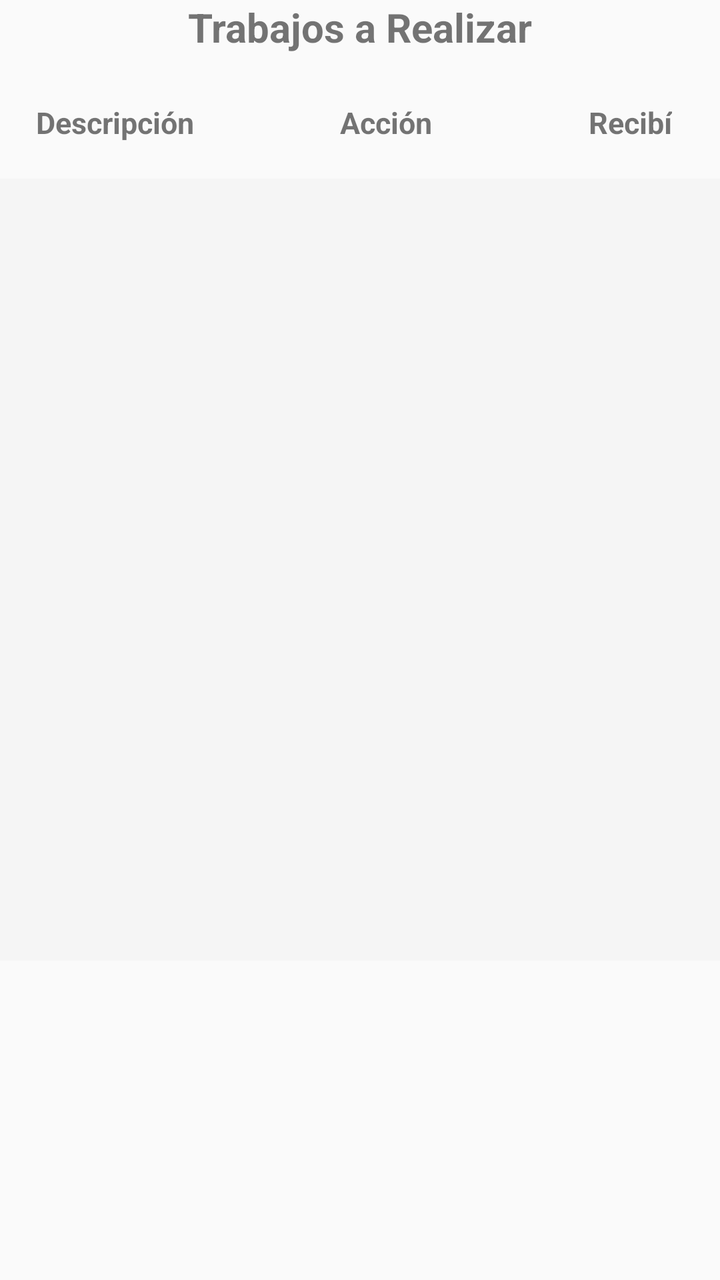
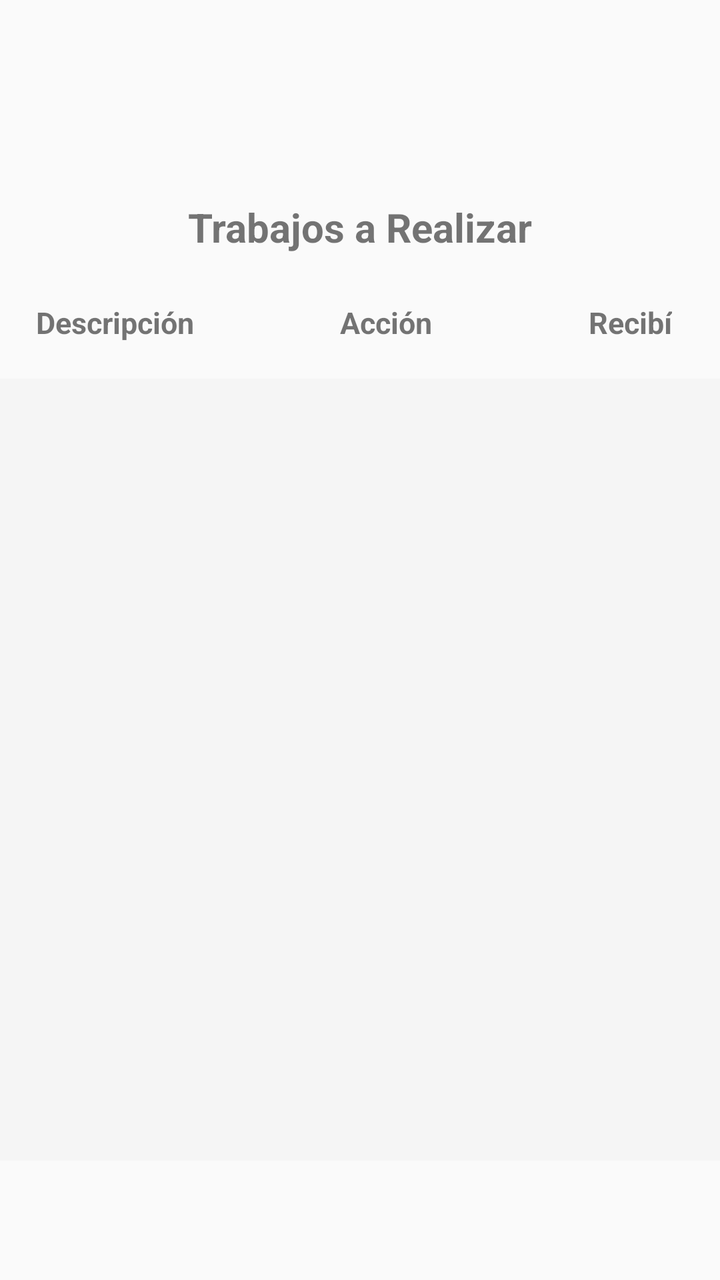

Two renders of the same Android screen: before a commit and after it. Below are the layout's source before the change and the commit's diff.
<!-- AndroidManifest.xml: application theme AppTheme -->
<!-- res/layout/activity_trabajos_ordenes.xml -->
<?xml version="1.0" encoding="utf-8"?>
<android.support.constraint.ConstraintLayout xmlns:android="http://schemas.android.com/apk/res/android"
    xmlns:app="http://schemas.android.com/apk/res-auto"
    android:layout_width="match_parent"
    android:layout_height="match_parent"
    xmlns:tools="http://schemas.android.com/tools"
    android:layout_alignParentTop="true"
    android:layout_marginTop="70dp"
    tools:context=".Fragments.TrabajosOrdenes">

    <android.support.constraint.ConstraintLayout
        android:layout_width="match_parent"
        android:layout_height="match_parent"
        app:layout_constraintTop_toTopOf="parent">

        <TextView
            android:id="@+id/textView78"
            android:layout_width="300dp"
            android:layout_height="wrap_content"
            android:text="@string/trabajosARealizar"
            android:textSize="20dp"
            android:textAlignment="center"
            android:textStyle="bold"
            app:layout_constraintEnd_toEndOf="parent"
            app:layout_constraintStart_toStartOf="parent"
            app:layout_constraintTop_toTopOf="parent" />

        <TextView
            android:id="@+id/textView43"
            android:layout_width="wrap_content"
            android:layout_height="wrap_content"
            android:layout_alignParentTop="true"
            android:layout_marginStart="8dp"
            android:layout_marginTop="24dp"
            android:paddingLeft="10dp"
            android:paddingRight="10dp"
            android:paddingBottom="10dp"
            android:text="@string/descripcion"
            android:textSize="15dp"
            android:textStyle="bold"
            app:layout_constraintStart_toStartOf="parent"
            app:layout_constraintTop_toBottomOf="@+id/textView78" />

        <TextView
            android:id="@+id/textView42"
            android:layout_width="wrap_content"
            android:layout_height="wrap_content"
            android:layout_alignParentStart="true"
            android:layout_alignParentTop="true"
            android:layout_marginStart="160dp"
            android:paddingLeft="10dp"
            android:paddingRight="10dp"
            android:paddingBottom="10dp"
            android:text="@string/accion"
            android:textSize="15dp"
            android:textStyle="bold"
            app:layout_constraintBottom_toBottomOf="@+id/textView43"
            app:layout_constraintStart_toStartOf="parent"
            app:layout_constraintTop_toTopOf="@+id/textView43" />

        <TextView
            android:layout_width="wrap_content"
            android:layout_height="wrap_content"
            android:layout_alignParentTop="true"
            android:layout_alignParentEnd="true"
            android:layout_marginStart="8dp"
            android:layout_marginEnd="24dp"
            android:text="@string/recibi"
            android:textSize="15dp"
            android:textStyle="bold"
            app:layout_constraintBottom_toBottomOf="@+id/textView42"
            app:layout_constraintEnd_toEndOf="parent"
            app:layout_constraintHorizontal_bias="1.0"
            app:layout_constraintStart_toEndOf="@+id/textView42"
            app:layout_constraintTop_toTopOf="@+id/textView42"
            app:layout_constraintVertical_bias="0.0" />

        <ListView
            android:id="@+id/listTrabajos"
            android:layout_width="match_parent"
            android:layout_height="391dp"
            android:layout_marginTop="8dp"
            android:background="#f5f5f5"
            android:dividerHeight="5dp"
            android:paddingLeft="8dp"
            android:paddingRight="8dp"
            app:layout_constraintTop_toBottomOf="@+id/textView42">

        </ListView>
    </android.support.constraint.ConstraintLayout>
</android.support.constraint.ConstraintLayout>
<!-- resources referenced by this layout -->
<resources>
  <string name="accion">Acción</string>
  <string name="descripcion">Descripción</string>
  <string name="recibi">Recibí</string>
  <string name="trabajosARealizar">Trabajos a Realizar</string>
  <style name="AppTheme" parent="Theme.AppCompat.Light.DarkActionBar">
          
          <item name="colorPrimary">@color/colorPrimary</item>
          <item name="colorPrimaryDark">@color/colorPrimaryDark</item>
          <item name="colorAccent">@color/colorAccent</item>
          <item name="android:colorForeground">@android:color/background_dark</item>
      </style>
  <color name="colorPrimary">#0277BD</color>
  <color name="colorPrimaryDark">#004C8C</color>
  <color name="colorAccent">#0000FF</color>
</resources>

<!-- the commit's change to res/layout/activity_trabajos_ordenes.xml (unified diff, before → after) -->
@@ -5,12 +5,15 @@
     android:layout_height="match_parent"
     xmlns:tools="http://schemas.android.com/tools"
     android:layout_alignParentTop="true"
-    android:layout_marginTop="70dp"
     tools:context=".Fragments.TrabajosOrdenes">
+
 
     <android.support.constraint.ConstraintLayout
         android:layout_width="match_parent"
-        android:layout_height="match_parent"
+        android:layout_height="wrap_content"
+        android:layout_marginTop="100dp"
+        app:layout_constraintEnd_toEndOf="parent"
+        app:layout_constraintStart_toStartOf="parent"
         app:layout_constraintTop_toTopOf="parent">
 
         <TextView
@@ -18,8 +21,8 @@
             android:layout_width="300dp"
             android:layout_height="wrap_content"
             android:text="@string/trabajosARealizar"
+            android:textAlignment="center"
             android:textSize="20dp"
-            android:textAlignment="center"
             android:textStyle="bold"
             app:layout_constraintEnd_toEndOf="parent"
             app:layout_constraintStart_toStartOf="parent"
